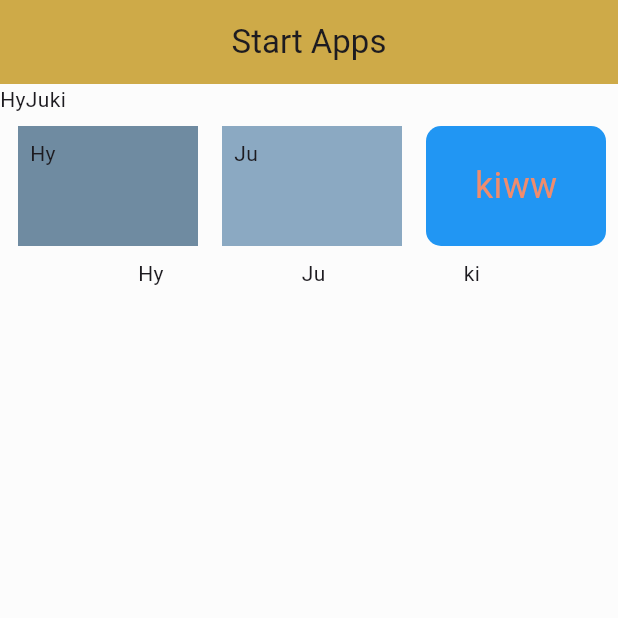
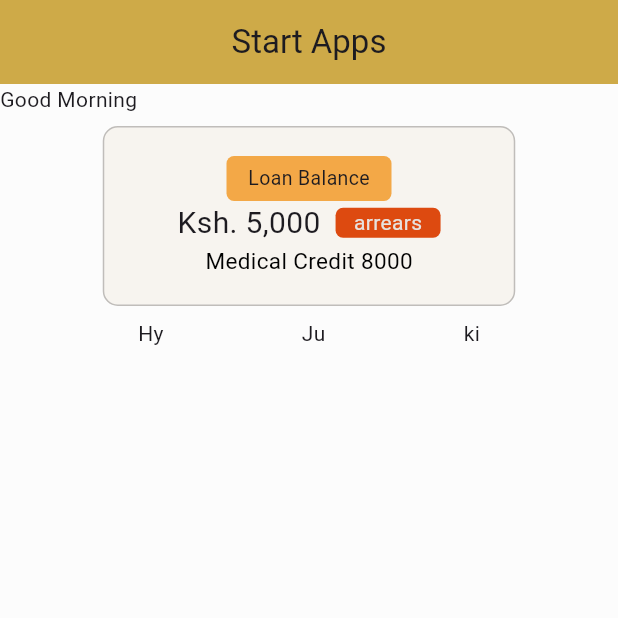
Before and after one commit to Petedarkpete/flutter-pro, a Flutter app: the screen it shows after launch, on a phone screen of 412 x 824 dp, the top half of it. Run offline on Flutter 3.47's test engine with Material 3 defaults, Android fonts, the phone set to English and light mode, and no system bars; our stand-ins replace badges, fl_chart.

Commit message:
arrears container

```diff
--- a/lib/main.dart
+++ b/lib/main.dart
@@ -28,14 +28,8 @@ class MyWidget extends StatelessWidget {
               Row(
                 children: [
                   Container(
-                    child: Text('Hy'),
-                  ),
-                  Container(
-                    child: Text('Ju'),
-                  ),
-                  Container(
                     child: Text(
-                      'ki',
+                      'Good Morning',
                       style: TextStyle(),
                       textAlign: TextAlign.start,
                     ),
@@ -45,41 +39,76 @@ class MyWidget extends StatelessWidget {
             ],
           ),
           Row(
-            mainAxisAlignment: MainAxisAlignment.end,
+            mainAxisAlignment: MainAxisAlignment.center,
             mainAxisSize: MainAxisSize.max,
             children: [
               Container(
-                height: 80.0,
-                width: 120.0,
+                decoration: BoxDecoration(
+                    color: Color.fromARGB(255, 247, 244, 239),
+                    borderRadius: BorderRadius.circular(10),
+                    border: Border.all(
+                      color: const Color.fromARGB(115, 124, 122, 122),
+                      width: 1.0,
+                    )),
+                height: 120.0,
+                width: 275.0,
                 padding: EdgeInsets.all(8.0),
                 margin: EdgeInsets.all(8.0),
-                color: Color.fromARGB(255, 111, 139, 161),
-                child: Text('Hy'),
-              ),
-              Container(
-                height: 80.0,
-                width: 120.0,
-                padding: EdgeInsets.all(8.0),
-                margin: EdgeInsets.all(8.0),
-                color: const Color.fromARGB(255, 139, 169, 194),
-                child: Text('Ju'),
-              ),
-              Container(
-                decoration: BoxDecoration(
-                    color: Colors.blue,
-                    borderRadius: BorderRadius.circular(10)),
-                height: 80.0,
-                width: 120.0,
-                padding: EdgeInsets.all(8.0),
-                margin: EdgeInsets.all(8.0),
-                child: Center(
-                  child: Text(
-                    'kiww',
-                    style: TextStyle(
-                      fontSize: 24.0,
-                      color: const Color.fromARGB(255, 240, 140, 109),
+                child: Column(
+
+                  mainAxisAlignment: MainAxisAlignment.center,
+                  children: [
+
+                    Container(
+                      alignment: Alignment.center,
+                      decoration: BoxDecoration(
+                        color: Color.fromARGB(255, 243, 168, 71),
+                        borderRadius: BorderRadius.circular(5),
+                      ),
+                      height: 30.0,
+                      width: 110.0,
+                      child: Text(
+                        "Loan Balance",
+                        style: TextStyle(
+                          fontSize: 13.0,
+                        ),
+                      ),
                     ),
-                  ),
+                    Row(
+                      mainAxisAlignment: MainAxisAlignment.center,
+                      children: [
+                        Container(
+                            child: Text(
+                          "Ksh. 5,000",
+                          style: TextStyle(
+                            fontSize: 20.0,
+                          ),
+                        )),
+                        Container(
+                          margin: EdgeInsets.only(left: 10),
+                          alignment: Alignment.center,
+                          width: 70,
+                          decoration: BoxDecoration(
+                            color: Color.fromARGB(255, 221, 74, 16),
+                            borderRadius: BorderRadius.circular(5),
+                          ),
+                          child: Text(
+                            "arrears",
+                            style: TextStyle(
+                              color: Color.fromARGB(255, 231, 226, 223),
+                            ),
+                          ),
+                        )
+                      ],
+                    ),
+                    Text(
+                      'Medical Credit 8000',
+                      style: TextStyle(
+                        fontSize: 15.0,
+                        color: Colors.black,
+                      ),
+                    ),
+                  ],
                 ),
               ),
             ],
```
